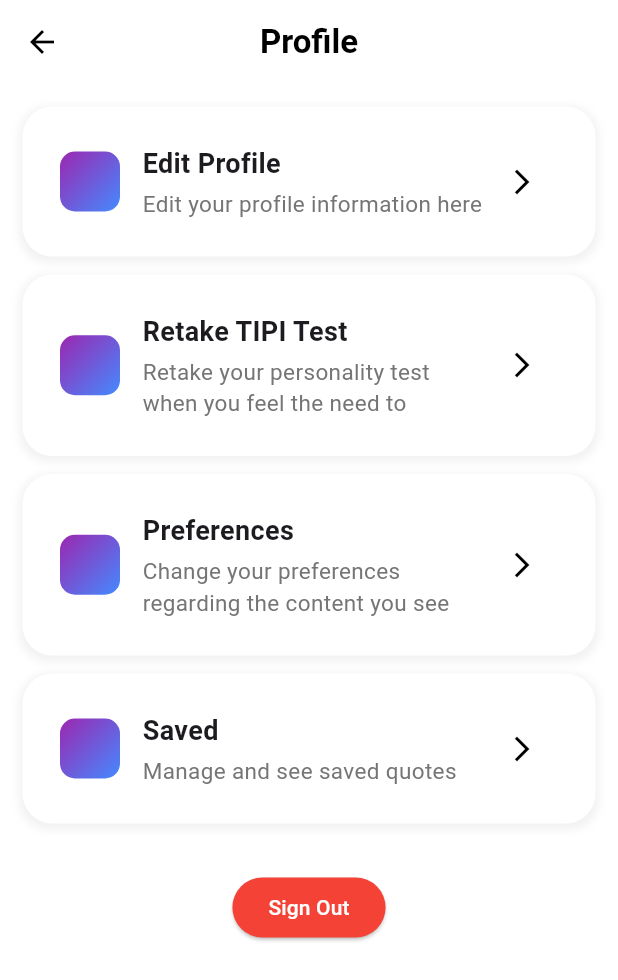
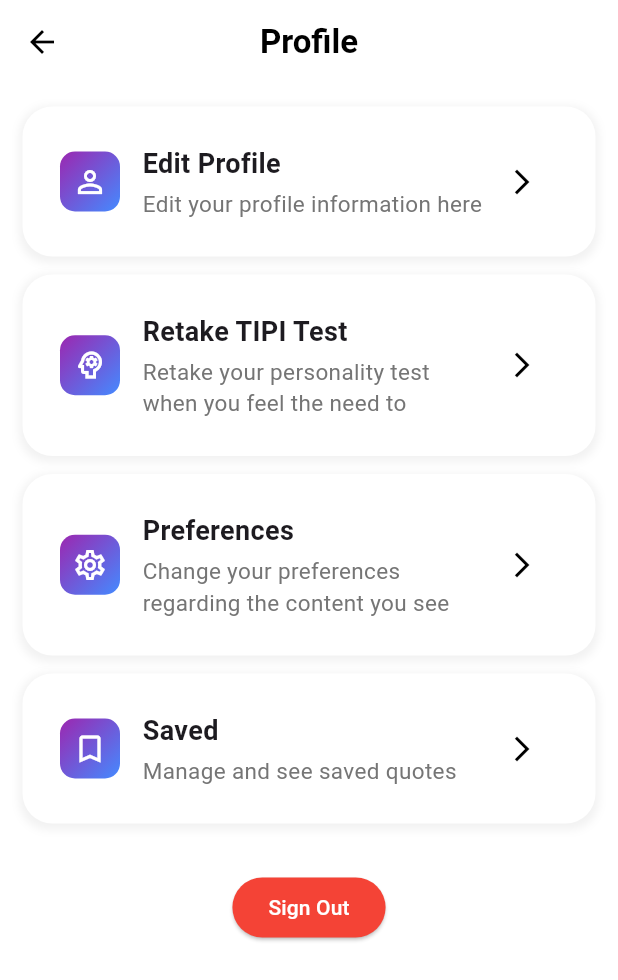
Before and after one commit to Afif-Izuddin/A-Personal-Virtual-Encourager, a Flutter app: the ProfilesettingScreen screen opened directly, on a phone screen of 412 x 824 dp. Shown: the top 980 px of the screen. Run offline on Flutter 3.47's test engine with Material 3 defaults, Android fonts, the phone set to English and light mode, and no system bars; our stand-ins replace cloud_firestore, firebase_auth, firebase_core, flutter_local_notifications, google_generative_ai, hive_flutter and 4 more; missing offline and left inert: home_widget, workmanager; accounts and stored records are empty.

```diff
--- a/lib/changeBackground.dart
+++ b/lib/changeBackground.dart
@@ -108,9 +108,9 @@ class _BackgroundScreenState extends State<BackgroundScreen> {
                         items: [
                           Colors.black,
                           Colors.white,
-                          Colors.blue,
-                          Colors.red,
-                          Colors.green,
+                          Color(0xff2196f3),
+                          Color(0xfff44336),
+                          Color(0xff4caf50),
                         ].map((Color color) {
                           return DropdownMenuItem<Color>(
                             value: color,
--- /dev/null
+++ b/lib/geminiApi.dart
@@ -0,0 +1,3 @@
+class apiKey{
+  final gemini = 'AIzaSyDP1SWcnHQmvtPfmnsTudNKRVZAuE7P7O8';
+}
--- a/lib/login.dart
+++ b/lib/login.dart
@@ -169,8 +169,8 @@ class _LoginScreenState extends State<LoginScreen> {
                     String errorMessage;
                     if (e.code == 'user-not-found') {
                       errorMessage = 'No user found for that email.';
-                    } else if (e.code == 'wrong-password') {
-                      errorMessage = 'Wrong password provided for that user.';
+                    } else if (e.code == 'invalid-credential') {
+                      errorMessage = 'Wrong password or email';
                     } else if (e.code == 'invalid-email') {
                       errorMessage = 'Invalid email format.';
                     } else if (e.code == 'too-many-requests') {
--- a/lib/main.dart
+++ b/lib/main.dart
@@ -193,6 +193,8 @@ class _QuoteScreenState extends State<QuoteScreen> {
       return;
     }
 
+    final Stopwatch stopwatch = Stopwatch()..start();
+
     try {
       if(!_isGuest){
         userPreferences = await _firebaseService.getUserPreferences(_userId);
@@ -207,6 +209,9 @@ class _QuoteScreenState extends State<QuoteScreen> {
     } catch (e) {
       print("Error fetching quotes: $e");
 
+    } finally {
+      stopwatch.stop();
+      print('Daily Quote Load Time: ${stopwatch.elapsedMilliseconds} ms');
     }
   }
 
--- a/lib/profileSetting.dart
+++ b/lib/profileSetting.dart
@@ -94,7 +94,7 @@ class _ProfilesettingScreenState extends State<ProfilesettingScreen> {
         title: Text("Profile", style: TextStyle(color: Colors.black, fontWeight: FontWeight.bold)),
         centerTitle: true,
       ),
-      body: SingleChildScrollView( // <--- WRAP WITH SingleChildScrollView
+      body: SingleChildScrollView(
         padding: const EdgeInsets.all(15),
         child: Column(
           children: [
@@ -114,6 +114,24 @@ class _ProfilesettingScreenState extends State<ProfilesettingScreen> {
   }
 
   Widget _buildSettingsItem(String title, String subtitle, BuildContext context) {
+    IconData iconData;
+    switch (title) {
+      case "Edit Profile":
+        iconData = Icons.person_outline; // Changed icon
+        break;
+      case "Retake TIPI Test":
+        iconData = Icons.psychology_outlined; // Changed icon
+        break;
+      case "Preferences":
+        iconData = Icons.settings_outlined; // Changed icon
+        break;
+      case "Saved":
+        iconData = Icons.bookmark_border_outlined; // Changed icon
+        break;
+      default:
+        iconData = Icons.category_outlined; // Fallback icon
+    }
+
     return GestureDetector(
       onTap: () {
         if (title == "Saved") {
@@ -153,6 +171,11 @@ class _ProfilesettingScreenState extends State<ProfilesettingScreen> {
                   begin: Alignment.topLeft,
                   end: Alignment.bottomRight,
                 ),
+              ),
+              child: Icon( // ADDED: Icon widget here
+                iconData,
+                color: Colors.white, // Icon color
+                size: 24, // Icon size
               ),
             ),
             SizedBox(width: 15),
--- a/lib/reminderAdd.dart
+++ b/lib/reminderAdd.dart
@@ -3,7 +3,6 @@ import 'package:intl/intl.dart';
 import 'package:flutter_local_notifications/flutter_local_notifications.dart';
 import 'geminiService.dart';
 import 'package:timezone/timezone.dart' as tz;
-import 'package:timezone/data/latest.dart' as tz;
 import 'hive_service.dart';
 import 'package:permission_handler/permission_handler.dart';
 import 'firebaseService.dart';
@@ -25,9 +24,6 @@ class _ReminderAddScreenState extends State<ReminderAddScreen> {
   @override
   void initState() {
     super.initState();
-    //_initializeNotifications();
-    //tz.initializeTimeZones();
-    //tz.setLocalLocation(tz.getLocation('Asia/Kuala_Lumpur'));
     _requestExactAlarmPermission();
   }
 
@@ -151,6 +147,7 @@ class _ReminderAddScreenState extends State<ReminderAddScreen> {
     });
   }
 
+
   Future<void> scheduleReminder({
   required int id,
   required String title,
@@ -161,6 +158,7 @@ class _ReminderAddScreenState extends State<ReminderAddScreen> {
     scheduledDateTime,
     tz.local,
   );
+
   print('Scheduling notification:');
     print('  ID: $id');
     print('  Title: $title');
```
Also changed, not shown: lib/settingScreen.dart (+19 -1 lines), 5 other files.
